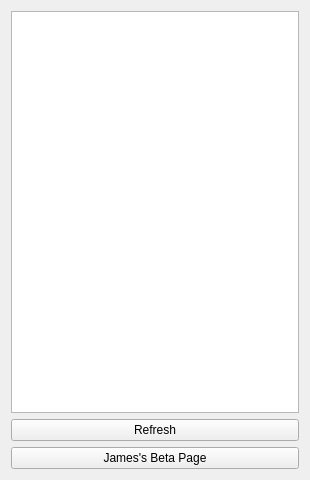
Before: the Qt Designer form App/ProjectM/mainwindow.ui in yobson/Project-M, drawn with Qt 5.
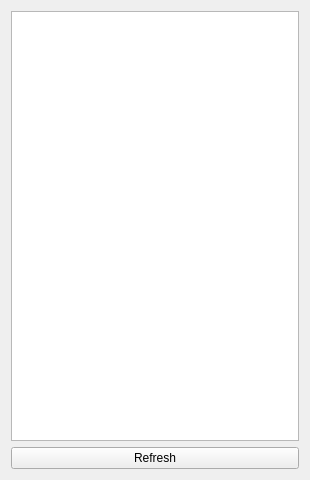
After: the same form once the commit is applied.

Commit message: Removed testing buttons

What changed in the file:
```diff
--- a/App/ProjectM/mainwindow.ui
+++ b/App/ProjectM/mainwindow.ui
@@ -25,13 +25,6 @@
       </property>
      </widget>
     </item>
-    <item>
-     <widget class="QPushButton" name="james_test_btn">
-      <property name="text">
-       <string>James's Beta Page</string>
-      </property>
-     </widget>
-    </item>
    </layout>
   </widget>
  </widget>
```
The commit also changes 2 other files.
